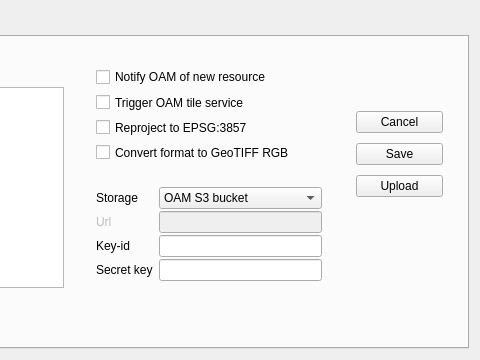
Before: the Qt Designer form OpenAerialMap/oam_client_dialog_base.ui in hotosm/oam-qgis-plugin, drawn with Qt 5; both pictures show x 232 to 712 and y 0 to 360 of the 712 by 360 pixel window.
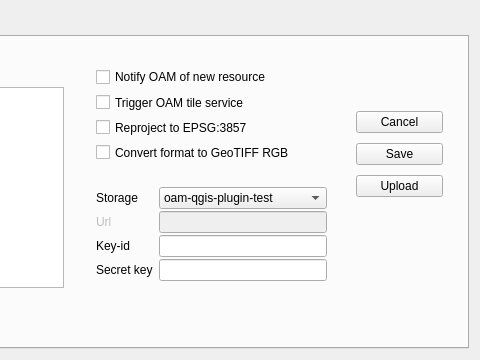
After: the same form once the commit is applied. The open tabs and pages were chosen to show the change.

Commit message: Enable/disable url field based on storage combo choice

The edit to the form file:
```diff
--- a/OpenAerialMap/oam_client_dialog_base.ui
+++ b/OpenAerialMap/oam_client_dialog_base.ui
@@ -371,7 +371,7 @@
         <rect>
          <x>315</x>
          <y>150</y>
-         <width>226</width>
+         <width>231</width>
          <height>109</height>
         </rect>
        </property>
@@ -393,7 +393,7 @@
          <widget class="QComboBox" name="storage_combo_box">
           <item>
            <property name="text">
-            <string>OAM S3 bucket</string>
+            <string>oam-qgis-plugin-test</string>
            </property>
           </item>
           <item>
```
Left out of the diff: 2 changed lines with no effect on the pictures. The commit also changes 1 other file.
